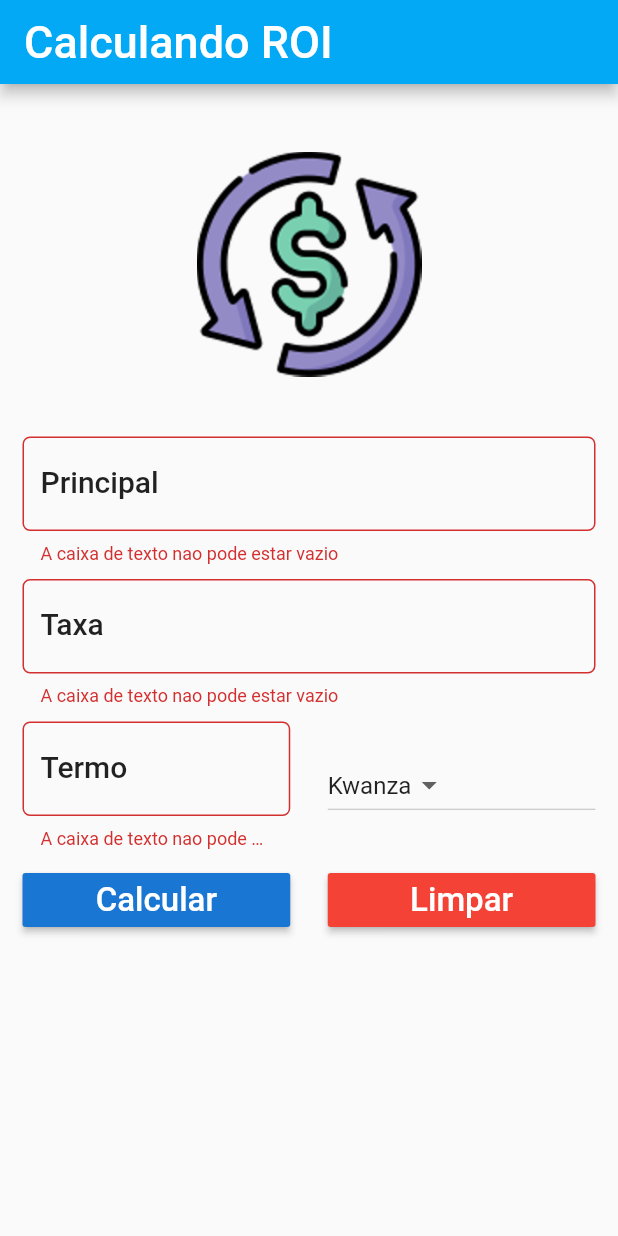
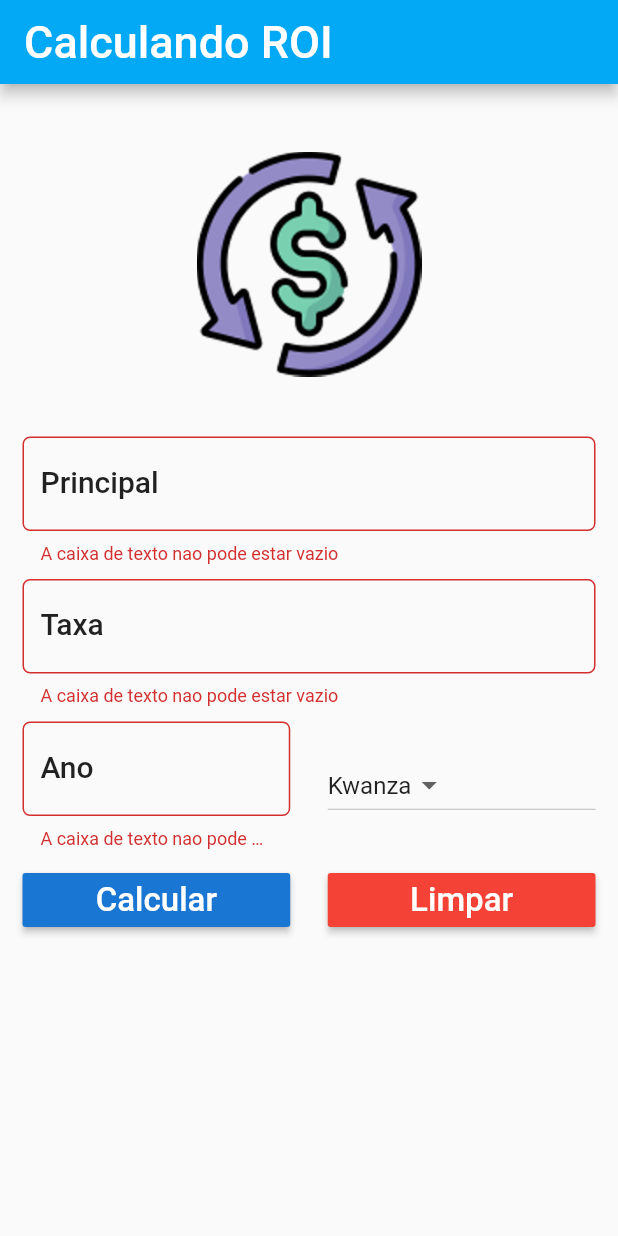
Before and after one commit to tandavala/calculadora-de-taxa, a Flutter app: the screen it shows after launch, after a tap on "Calcular", on a phone screen of 412 x 824 dp. Run offline on Flutter 3.47's test engine with Material 2 defaults, Android fonts, the phone set to English and light mode, and no system bars.

Commit message:
update reacme

```diff
--- a/lib/main.dart
+++ b/lib/main.dart
@@ -120,7 +120,7 @@ class _SIFormState extends State<SIForm> {
                         style: textStyle,
                         keyboardType: TextInputType.number,
                         decoration: InputDecoration(
-                          labelText: 'Termo',
+                          labelText: 'Ano',
                           labelStyle: textStyle,
                           hintText: 'tempo no ano',
                           border: OutlineInputBorder(
```
Also changed, not shown: screen.png, 1 other file.
